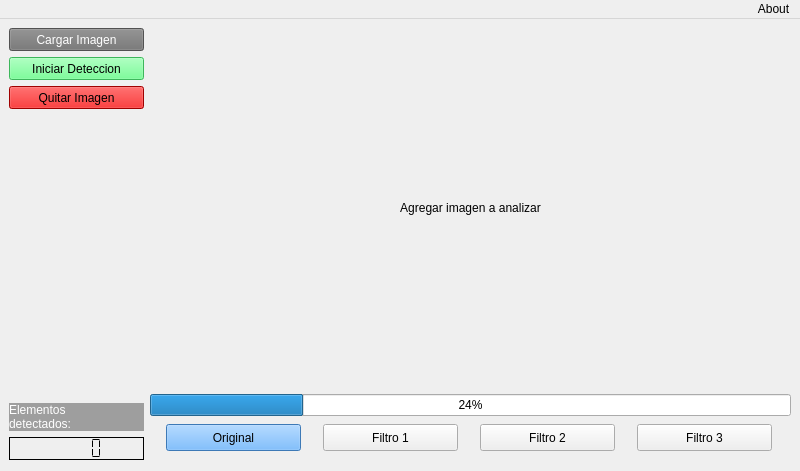
Before: the Qt Designer form Proyecto/vista.ui in dvarasm/Python-Cientifico, drawn with Qt 5.
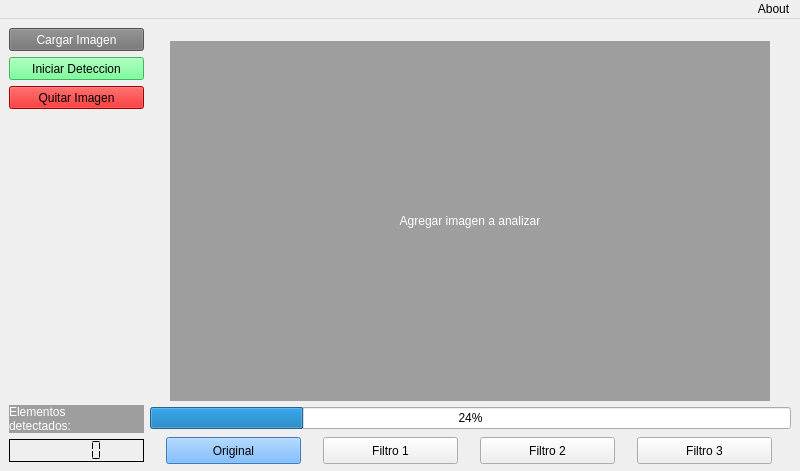
After: the same form once the commit is applied.

Commit message: pequeños cambios en la interfaz (responsive desing) y mejoras varias

Patch:
```diff
--- a/Proyecto/vista.ui
+++ b/Proyecto/vista.ui
@@ -34,8 +34,8 @@
    </property>
    <property name="maximumSize">
     <size>
-     <width>800</width>
-     <height>450</height>
+     <width>16777215</width>
+     <height>16777215</height>
     </size>
    </property>
    <property name="sizeIncrement">
@@ -56,8 +56,8 @@
    <property name="toolTip">
     <string notr="true"/>
    </property>
-   <layout class="QHBoxLayout" name="horizontalLayout">
-    <item>
+   <layout class="QGridLayout" name="gridLayout">
+    <item row="0" column="0">
      <layout class="QHBoxLayout" name="Principal">
       <property name="spacing">
        <number>6</number>
@@ -273,6 +273,32 @@
         <item>
          <layout class="QVBoxLayout" name="Imagen">
           <item>
+           <spacer name="verticalSpacer_4">
+            <property name="orientation">
+             <enum>Qt::Vertical</enum>
+            </property>
+            <property name="sizeHint" stdset="0">
+             <size>
+              <width>20</width>
+              <height>40</height>
+             </size>
+            </property>
+           </spacer>
+          </item>
+          <item>
+           <spacer name="verticalSpacer_6">
+            <property name="orientation">
+             <enum>Qt::Vertical</enum>
+            </property>
+            <property name="sizeHint" stdset="0">
+             <size>
+              <width>20</width>
+              <height>40</height>
+             </size>
+            </property>
+           </spacer>
+          </item>
+          <item alignment="Qt::AlignHCenter|Qt::AlignVCenter">
            <widget class="QLabel" name="imagen_an">
             <property name="minimumSize">
              <size>
@@ -284,7 +310,9 @@
              <enum>Qt::LeftToRight</enum>
             </property>
             <property name="styleSheet">
-             <string notr="true">font: 75 18pt &quot;MS Shell Dlg 2&quot;;</string>
+             <string notr="true">background-color: rgb(158, 158, 158);
+color: rgb(255, 255, 255);
+font: 20pt &quot;MS Shell Dlg 2&quot;;</string>
             </property>
             <property name="text">
              <string>Agregar imagen a analizar</string>
@@ -296,11 +324,34 @@
           </item>
          </layout>
         </item>
+        <item>
+         <spacer name="verticalSpacer_3">
+          <property name="orientation">
+           <enum>Qt::Vertical</enum>
+          </property>
+          <property name="sizeHint" stdset="0">
+           <size>
+            <width>20</width>
+            <height>40</height>
+           </size>
+          </property>
+         </spacer>
+        </item>
+        <item>
+         <spacer name="verticalSpacer_5">
+          <property name="orientation">
+           <enum>Qt::Vertical</enum>
+          </property>
+          <property name="sizeHint" stdset="0">
+           <size>
+            <width>20</width>
+            <height>40</height>
+           </size>
+          </property>
+         </spacer>
+        </item>
         <item>
          <widget class="QProgressBar" name="barra">
-          <property name="styleSheet">
-           <string notr="true"/>
-          </property>
           <property name="value">
            <number>24</number>
           </property>
```
Left out of the diff: 14 changed lines with no effect on the pictures. The commit also changes 4 other files.
